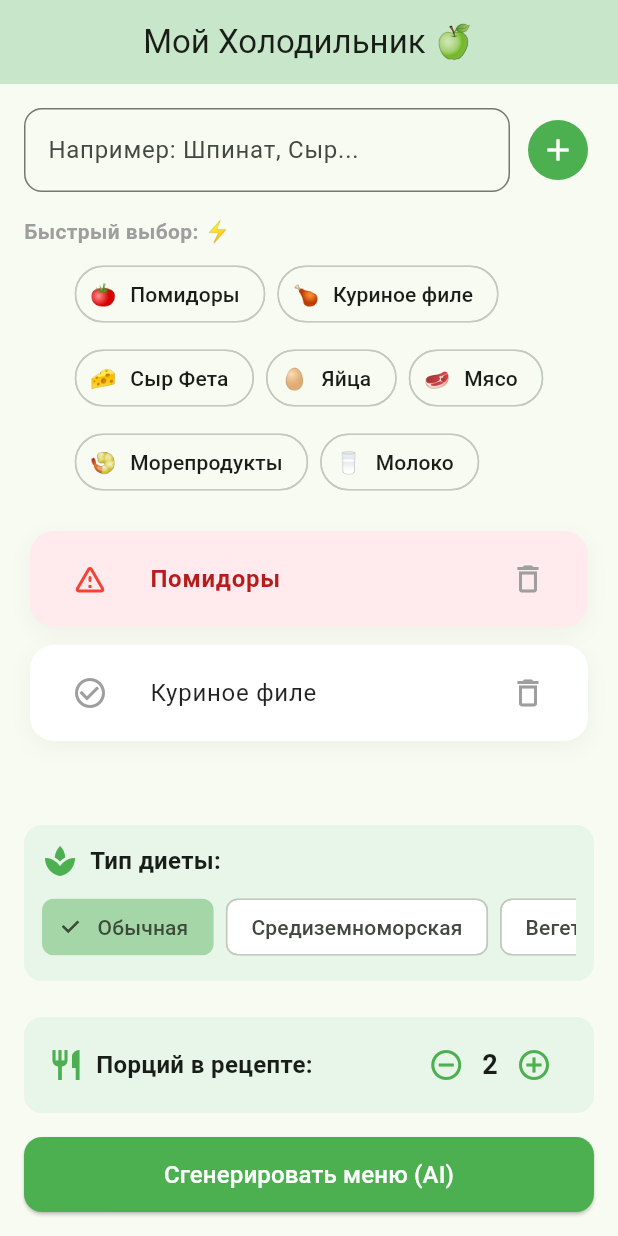
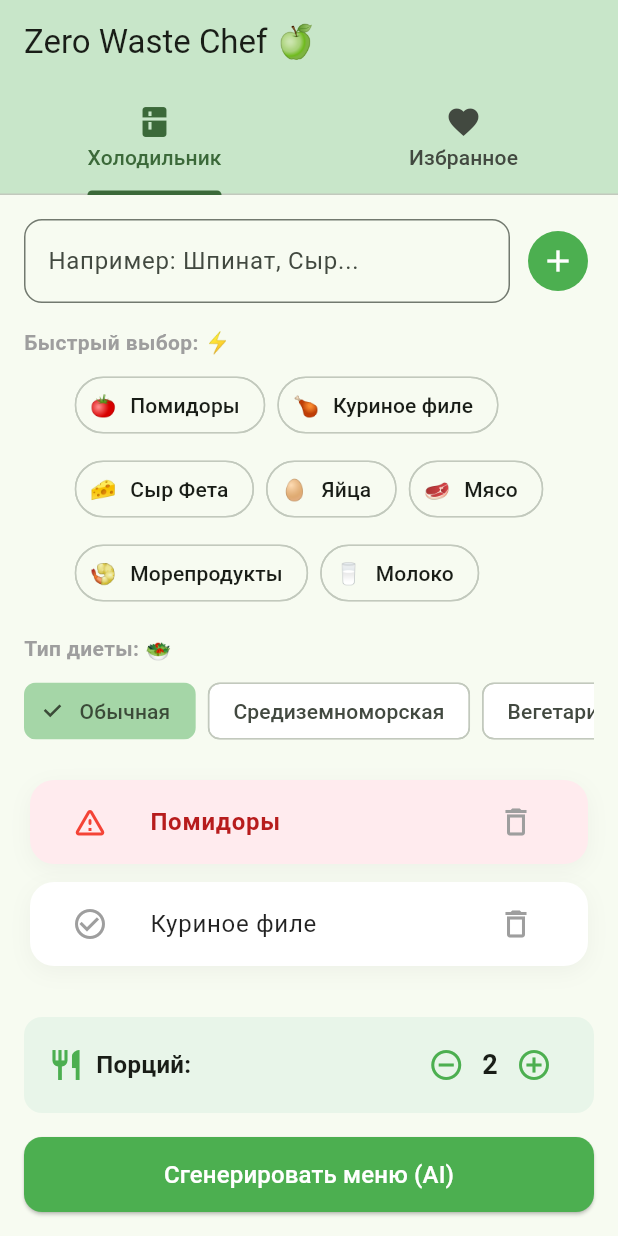
Before and after one commit to cherrydan/zero_waste_chef, a Flutter app: the screen it shows after launch, on a phone screen of 412 x 824 dp. Run offline on Flutter 3.47's test engine with Material 3 defaults, Android fonts, the phone set to English and light mode, and no system bars; our stand-ins replace shared_preferences.

Commit message:
feat: complete FridgeScreen layout with tabs and re-integrate portions selector. test: data integrity

```diff
--- a/lib/screens/fridge_screen.dart
+++ b/lib/screens/fridge_screen.dart
@@ -1,7 +1,9 @@
 import 'package:flutter/material.dart';
 import 'package:shared_preferences/shared_preferences.dart';
-import 'recipe_screen.dart'; // Импортируем будущий экран рецептов
 import 'dart:convert';
+import 'recipe_screen.dart';
+
+
 
 // Сначала создадим модель нашего ингредиента
 class Ingredient {
@@ -169,20 +171,12 @@ final List<PopularProduct> _popularProducts = [
     _loadFridgeData(); // Загружаем продукты из памяти смартфона
   }
 
-
- @override
-  Widget build(BuildContext context) {
-    return Scaffold(
-      appBar: AppBar(
-        title: const Text('Мой Холодильник 🍏'),
-        backgroundColor: Colors.green.shade100,
-        centerTitle: true,
-      ),
-      body: Padding(
+  Widget _buildFridgeBody() {
+    return Padding(
       padding: const EdgeInsets.all(16.0),
       child: Column(
         children: [
-            // Поле ввода и кнопка "+"
+          // 1. Поле ввода и кнопка "+"
           Row(
             children: [
               Expanded(
@@ -206,7 +200,7 @@ final List<PopularProduct> _popularProducts = [
           ),
           const SizedBox(height: 16),
 
-            // Маленький красивый заголовок для блока быстрых кнопок
+          // 2. Блок "Быстрый выбор" (Wrap)
           const Align(
             alignment: Alignment.centerLeft,
             child: Text(
@@ -215,8 +209,6 @@ final List<PopularProduct> _popularProducts = [
             ),
           ),
           const SizedBox(height: 8),
-
-            // Наш исправленный Wrap без лишних скобок
           Wrap(
             spacing: 8.0,
             runSpacing: 8.0,
@@ -226,102 +218,29 @@ final List<PopularProduct> _popularProducts = [
                   avatar: Text(_popularProducts[i].emoji),
                   label: Text(_popularProducts[i].name),
                   onPressed: () => _addPopularProduct(_popularProducts[i]),
-                    shape: RoundedRectangleBorder(
-                      borderRadius: BorderRadius.circular(20),
-                    ),
+                  shape: RoundedRectangleBorder(borderRadius: BorderRadius.circular(20)),
                 ),
             ],
           ),
           const SizedBox(height: 16),
 
-            // Список добавленных продуктов
-            Expanded(
-              child: _ingredients.isEmpty
-                  ? const Center(child: Text('В холодильнике пока пусто 🏜'))
-                  : ListView.builder(
-                      itemCount: _ingredients.length,
-                      itemBuilder: (context, index) {
-                        final item = _ingredients[index];
-                        return Container(
-  // 1. Настраиваем отступы СНАРУЖИ, чтобы карточки не слипались
-  margin: const EdgeInsets.symmetric(vertical: 6.0, horizontal: 4.0),
-
-  // 2. Настраиваем нашу космическую декорацию
-  decoration: BoxDecoration(
-    // Твоя умная строчка выбора цвета:
-    color: item.isUrgent ? Colors.red.shade50 : Colors.white,
-    // Скругляем углы карточки на 16 пикселей
-    borderRadius: BorderRadius.circular(16.0),
-    // Твоя глубокая и мягкая тень:
-    boxShadow: [
-      BoxShadow(
-        color: Colors.black.withValues(alpha: 0.04), // всего 4% видимости тени для ультра-мягкости
-        blurRadius: 12,
-        offset: const Offset(0, 4),
-      ),
-    ],
-  ),
-
-  // 3. Внутрь контейнера кладем наш ListTile с контентом
-  child: ListTile(
-    contentPadding: const EdgeInsets.symmetric(horizontal: 16.0, vertical: 4.0), // Отступы внутри ListTile
-    leading: IconButton(
-      icon: Icon(
-        item.isUrgent ? Icons.warning_amber_rounded : Icons.check_circle_outline,
-        color: item.isUrgent ? Colors.red : Colors.grey,
-      ),
-      onPressed: () => _toggleUrgent(index),
-    ),
-    title: Text(
-      item.name,
-      style: TextStyle(
-        fontWeight: item.isUrgent ? FontWeight.bold : FontWeight.normal,
-        color: item.isUrgent ? Colors.red.shade900 : Colors.black87, // Делаем текст срочных продуктов темно-красным
+          // 3. Блок "Тип диеты" (Horizontal Scroll)
+          const Align(
+            alignment: Alignment.centerLeft,
+            child: Text(
+              'Тип диеты: 🥗',
+              style: TextStyle(fontSize: 14, fontWeight: FontWeight.bold, color: Colors.grey),
             ),
           ),
-    trailing: IconButton(
-      icon: const Icon(Icons.delete_outline, color: Colors.grey),
-      onPressed: () => _removeIngredient(index),
-    ),
-  ),
-);
-
-                      },
-                    ),
-            ),
-
-// Красивый блок настройки диеты
-// Красивый блок настройки диеты (с горизонтальным скроллом)
-Container(
-  padding: const EdgeInsets.all(12.0),
-  decoration: BoxDecoration(
-    color: Colors.green.shade50,
-    borderRadius: BorderRadius.circular(12.0),
-  ),
-  child: Column(
-    crossAxisAlignment: CrossAxisAlignment.start,
-    children: [
-      const Row(
-        children: [
-          Icon(Icons.spa, color: Colors.green),
-          SizedBox(width: 8),
-          Text(
-            'Тип диеты:',
-            style: TextStyle(fontSize: 16, fontWeight: FontWeight.bold),
-          ),
-        ],
-      ),
           const SizedBox(height: 8),
-
-      // Наш горизонтальный скроллер для кнопок-чипсов
           SingleChildScrollView(
-        scrollDirection: Axis.horizontal, // Скроллим только по горизонтали
-        physics: const BouncingScrollPhysics(), // Эффект пружины при прокрутке
+            scrollDirection: Axis.horizontal,
+            physics: const BouncingScrollPhysics(),
             child: Row(
               children: [
                 for (String diet in _diets)
                   Padding(
-                padding: const EdgeInsets.only(right: 8.0), // Отступы между кнопками
+                    padding: const EdgeInsets.only(right: 8.0),
                     child: ChoiceChip(
                       label: Text(diet),
                       selected: _selectedDiet == diet,
@@ -337,60 +256,95 @@ Container(
               ],
             ),
           ),
+          const SizedBox(height: 16),
+
+          // 4. Список добавленных продуктов
+          Expanded(
+            child: _ingredients.isEmpty
+                ? const Center(child: Text('В холодильнике пока пусто 🏜'))
+                : ListView.builder(
+                    itemCount: _ingredients.length,
+                    itemBuilder: (context, index) {
+                      final item = _ingredients[index];
+                      return Container(
+                        margin: const EdgeInsets.symmetric(vertical: 6.0, horizontal: 4.0),
+                        decoration: BoxDecoration(
+                          color: item.isUrgent ? Colors.red.shade50 : Colors.white,
+                          borderRadius: BorderRadius.circular(16.0),
+                          boxShadow: [
+                            BoxShadow(
+                              color: Colors.black.withValues(alpha: 0.04),
+                              blurRadius: 12,
+                              offset: const Offset(0, 4),
+                            ),
                           ],
                         ),
+                        child: ListTile(
+                          leading: IconButton(
+                            icon: Icon(
+                              item.isUrgent ? Icons.warning_amber_rounded : Icons.check_circle_outline,
+                              color: item.isUrgent ? Colors.red : Colors.grey,
                             ),
-
-const SizedBox(height: 12), // Отступ перед блоком порций
-
-const SizedBox(height: 12), // Отступ перед блоком порций
-
-
-            // Красивый блок настройки порций
+                            onPressed: () => _toggleUrgent(index),
+                          ),
+                          title: Text(
+                            item.name,
+                            style: TextStyle(
+                              fontWeight: item.isUrgent ? FontWeight.bold : FontWeight.normal,
+                              color: item.isUrgent ? Colors.red.shade900 : Colors.black87,
+                            ),
+                          ),
+                          trailing: IconButton(
+                            icon: const Icon(Icons.delete_outline, color: Colors.grey),
+                            onPressed: () => _removeIngredient(index),
+                          ),
+                        ),
+                      );
+                    },
+                  ),
+          ),
+                  // Блок настройки порций
           Container(
             padding: const EdgeInsets.symmetric(horizontal: 16.0, vertical: 8.0),
             decoration: BoxDecoration(
-    color: Colors.green.shade50, // Нежный зеленый фон
+              color: Colors.green.shade50,
               borderRadius: BorderRadius.circular(12.0),
             ),
             child: Row(
-    mainAxisAlignment: MainAxisAlignment.spaceBetween, // Разносим текст и кнопки по краям
+              mainAxisAlignment: MainAxisAlignment.spaceBetween,
               children: [
                 const Row(
                   children: [
-          Icon(Icons.restaurant, color: Colors.green), // Иконка вилки и ножа
+                    Icon(Icons.restaurant, color: Colors.green),
                     SizedBox(width: 8),
                     Text(
-            'Порций в рецепте:',
+                      'Порций:',
                       style: TextStyle(fontSize: 16, fontWeight: FontWeight.bold),
                     ),
                   ],
                 ),
                 Row(
                   children: [
-          // Кнопка МИНУС
                     IconButton(
                       icon: const Icon(Icons.remove_circle_outline, color: Colors.green),
-            onPressed: _decreasePortions, // Наша функция!
+                      onPressed: _decreasePortions, // Теперь функция используется!
                     ),
-          // Текст с текущим количеством порций
                     Text(
-            '$_portions', // Используем интерполяцию для вывода числа
+                      '$_portions',
                       style: const TextStyle(fontSize: 18, fontWeight: FontWeight.bold),
                     ),
-          // Кнопка ПЛЮС
                     IconButton(
                       icon: const Icon(Icons.add_circle_outline, color: Colors.green),
-            onPressed: _increasePortions, // Наша функция!
+                      onPressed: _increasePortions, // Теперь функция используется!
                     ),
                   ],
                 ),
               ],
             ),
           ),
-const SizedBox(height: 16), // Отступ перед зеленой кнопкой
+          const SizedBox(height: 16),
 
-            // Кнопка "Сгенерировать план"
+          // 5. Кнопка "Сгенерировать"
           SizedBox(
             width: double.infinity,
             height: 50,
@@ -399,22 +353,49 @@ const SizedBox(height: 16), // Отступ перед зеленой кнопк
                 Navigator.push(
                   context,
                   MaterialPageRoute(
-                      builder: (context) => RecipeScreen(selectedIngredients: _ingredients, portions: _portions, diet: _selectedDiet),
+                    builder: (context) => RecipeScreen(
+                      selectedIngredients: _ingredients,
+                      portions: _portions,
+                      diet: _selectedDiet,
+                    ),
                   ),
                 );
               },
               style: ElevatedButton.styleFrom(
                 backgroundColor: Colors.green,
                 foregroundColor: Colors.white,
-                  shape: RoundedRectangleBorder(
-                    borderRadius: BorderRadius.circular(12),
-                  ),
+                shape: RoundedRectangleBorder(borderRadius: BorderRadius.circular(12)),
               ),
               child: const Text('Сгенерировать меню (AI)', style: TextStyle(fontSize: 16)),
             ),
           ),
         ],
       ),
+    );
+  }
+
+
+  @override
+  Widget build(BuildContext context) {
+    return DefaultTabController(
+      length: 2,
+      child: Scaffold(
+        appBar: AppBar(
+          title: const Text('Zero Waste Chef 🍏'),
+          backgroundColor: Colors.green.shade100,
+          bottom: const TabBar(
+            tabs: [
+              Tab(icon: Icon(Icons.kitchen), text: 'Холодильник'),
+              Tab(icon: Icon(Icons.favorite), text: 'Избранное'),
+            ],
+          ),
+        ),
+        body: TabBarView(
+          children: [
+            _buildFridgeBody(), // Твоя верстка теперь живет здесь
+            const Center(child: Text('Здесь будут любимые рецепты')), // Заглушка для избранного
+          ],
+        ),
       ),
     );
   }
```
Also changed, not shown: lib/screens/recipe_screen.dart (+82 -2 lines), 1 other file. Lines whose indentation alone changed are shown as unchanged.
